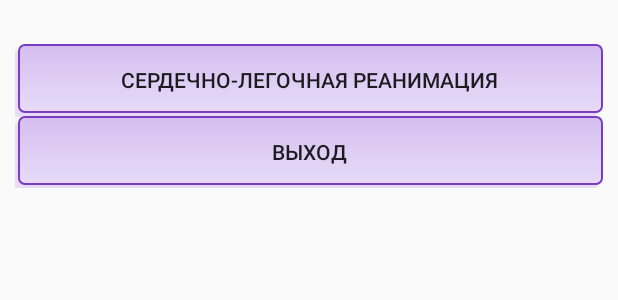
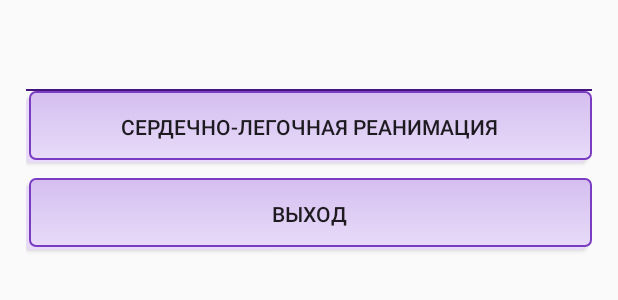
Before and after one commit to enotRishinn/FirstAid, an Android app: the layout fragment_result.xml on its own in the app's theme, with its tools: preview values and no code run, on a phone screen of 412 x 824 dp. Shown: the top 300 px of the screen. Run offline under Robolectric (Android 15) with nearby library versions, the phone set to English and light mode, and no system bars.

```diff
--- a/app/src/main/java/com/practice/firstaid/fragment/ManualFragment.java
+++ b/app/src/main/java/com/practice/firstaid/fragment/ManualFragment.java
@@ -13,6 +13,7 @@ import androidx.annotation.Nullable;
 import androidx.fragment.app.Fragment;
 
 import com.practice.firstaid.R;
+import com.practice.firstaid.activity.MainActivity;
 import com.practice.firstaid.data.aid_data.AidInstructions;
 import com.practice.firstaid.data.aid_data.Problem;
 
@@ -32,13 +33,18 @@ public class ManualFragment extends Fragment implements View.OnClickListener {
         final LinearLayout manual_list = (LinearLayout) view.findViewById(R.id.manual_list);
         EditText search = (EditText) view.findViewById(R.id.search);
 
+        int counter = 0;
         for (Problem i : aidInstructions.problems) {
+
         //    if (i.decription.indexOf(search.toString()) > 0 || i.firstBlock.indexOf(search.toString()) > 0 || i.secondBlock.indexOf(search.toString()) > 0 || i.thirdBlock.indexOf(search.toString()) > 0 || i.fourthBlock.indexOf(search.toString()) > 0 || i.symptoms.indexOf(search.toString()) > 0) {
                 final View v = getLayoutInflater().inflate(R.layout.temp_layout, null);
                 Button name = (Button) v.findViewById(R.id.name);
                 name.setText(i.name);
+                name.setOnClickListener(this);
+                v.setId(counter);
                 manual_list.addView(v);
           //  }
+            counter++;
         }
 
         return view;
@@ -46,8 +52,14 @@ public class ManualFragment extends Fragment implements View.OnClickListener {
 
     @Override
     public void onClick(View view) {
+        Button name = (Button) view.getRootView().findViewById(R.id.name);
+        int counter = 0;
+System.out.println(name.getText().toString());
         for (Problem i : aidInstructions.problems) {
-            if (i.name == R.id.name;)
+            if (i.name == name.getText().toString()) {
+                ((MainActivity)getActivity()).loadFragment(new ResultFragment(counter));
+            }
+            counter++;
         }
     }
 }
--- a/app/src/main/res/layout/fragment_result.xml
+++ b/app/src/main/res/layout/fragment_result.xml
@@ -8,53 +8,83 @@
         <LinearLayout
             android:layout_width="match_parent"
             android:layout_height="wrap_content"
+            android:paddingLeft="7dp"
+            android:paddingRight="7dp"
             android:orientation="vertical"
             android:layout_margin="10dp">
+
             <TextView
                 android:id="@+id/result_name"
                 android:layout_width="match_parent"
-                android:layout_height="wrap_content" />
+                android:layout_height="match_parent"
+                android:layout_marginTop="10dp"
+                android:textSize="22sp"
+                android:textAlignment="center"
+                android:textColor="@color/colorPrimaryDark"
+                android:layout_marginBottom="10dp" />
+
+            <View
+                android:layout_width="match_parent"
+                android:layout_height="1dp"
+                android:background="@color/colorPrimaryDark"/>
+
 
             <TextView
                 android:id="@+id/first_block"
                 android:layout_width="match_parent"
-                android:layout_height="wrap_content"
+                android:layout_height="match_parent"
+                android:layout_marginTop="20dp"
+                android:textColor="@android:color/black"
+                android:textSize="16sp"
+                android:layout_marginBottom="10dp"
                 android:visibility="gone"/>
 
             <ImageView
                 android:id="@+id/first_image"
-                android:layout_width="match_parent"
-                android:layout_height="wrap_content"
+                android:layout_width="wrap_content"
+                android:layout_height="150dp"
                 android:visibility="gone"/>
 
             <TextView
                 android:id="@+id/second_block"
                 android:layout_width="match_parent"
-                android:layout_height="wrap_content"
+                android:layout_height="match_parent"
+                android:textColor="@android:color/black"
+                android:textSize="16sp"
+                android:layout_marginTop="10dp"
+                android:layout_marginBottom="10dp"
                 android:visibility="gone"/>
 
             <ImageView
                 android:id="@+id/second_image"
-                android:layout_width="match_parent"
-                android:layout_height="wrap_content"
+                android:layout_width="wrap_content"
+                android:layout_height="150dp"
                 android:visibility="gone"/>
 
             <TextView
                 android:id="@+id/third_block"
                 android:layout_width="match_parent"
-                android:layout_height="wrap_content"
+                android:layout_height="match_parent"
+                android:textColor="@android:color/black"
+                android:textSize="16sp"
+                android:layout_marginTop="10dp"
+                android:layout_marginBottom="10dp"
                 android:visibility="gone"/>
 
             <ImageView
                 android:id="@+id/third_image"
-                android:layout_width="match_parent"
-                android:layout_height="wrap_content"
+                android:layout_width="wrap_content"
+                android:layout_height="150dp"
                 android:visibility="gone"/>
 
             <TextView
                 android:id="@+id/fourth_block"
                 android:layout_width="match_parent"
-                android:layout_height="wrap_content"
+                android:layout_marginTop="10dp"
+                android:layout_height="match_parent"
+                android:textColor="@android:color/black"
+                android:textSize="16sp"
+                android:layout_marginBottom="30dp"
                 android:visibility="gone"/>
 
             <Button
@@ -62,12 +92,14 @@
                 android:layout_width="match_parent"
                 android:layout_height="wrap_content"
                 android:text="Сердечно-легочная реанимация"
+                android:layout_marginBottom="10dp"
                 android:background="@drawable/button_selector"/>
             <Button
                 android:id="@+id/result_exit"
                 android:layout_width="match_parent"
                 android:layout_height="wrap_content"
                 android:text="Выход"
+                android:layout_marginBottom="20dp"
                 android:background="@drawable/button_selector"/>
         </LinearLayout>
 
```
